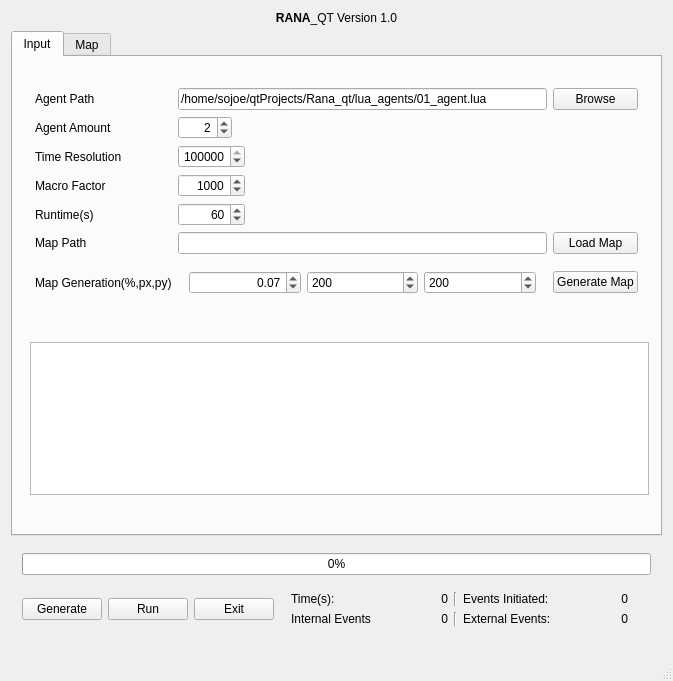
Before: the Qt Designer form mainwindow.ui in sojoe02/RANA, drawn with Qt 5.
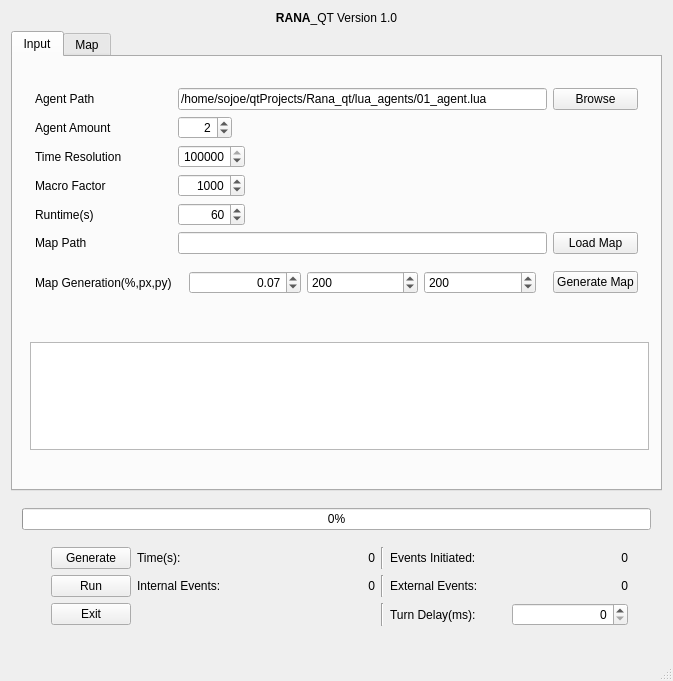
After: the same form once the commit is applied. The open tabs and pages were chosen to show the change.

Commit message: Added the ability to delay every macrostep by a given number of microseconds, which is adjustable via a spinbox

```diff
--- a/mainwindow.ui
+++ b/mainwindow.ui
@@ -354,26 +354,14 @@
        </sizepolicy>
       </property>
       <layout class="QGridLayout" name="gridLayout_3">
-       <item row="6" column="3">
-        <widget class="QPushButton" name="exitButton">
-         <property name="sizePolicy">
-          <sizepolicy hsizetype="Fixed" vsizetype="Fixed">
-           <horstretch>0</horstretch>
-           <verstretch>0</verstretch>
-          </sizepolicy>
-         </property>
-         <property name="minimumSize">
-          <size>
-           <width>0</width>
-           <height>0</height>
-          </size>
-         </property>
-         <property name="text">
-          <string>Exit</string>
+       <item row="1" column="1" colspan="6">
+        <widget class="QProgressBar" name="progressBar">
+         <property name="value">
+          <number>0</number>
          </property>
         </widget>
        </item>
-       <item row="6" column="4">
+       <item row="7" column="4">
         <widget class="QWidget" name="widget_4" native="true">
          <property name="sizePolicy">
           <sizepolicy hsizetype="Expanding" vsizetype="Fixed">
@@ -388,38 +376,62 @@
           </size>
          </property>
          <layout class="QGridLayout" name="gridLayout">
-          <item row="0" column="3">
-           <widget class="QLabel" name="label_20">
-            <property name="text">
-             <string>Events Initiated:</string>
-            </property>
-           </widget>
-          </item>
-          <item row="0" column="4">
-           <widget class="QLabel" name="label_status2">
-            <property name="text">
-             <string>0</string>
-            </property>
-            <property name="alignment">
-             <set>Qt::AlignRight|Qt::AlignTrailing|Qt::AlignVCenter</set>
-            </property>
-           </widget>
-          </item>
-          <item row="0" column="0">
+          <item row="0" column="2">
            <widget class="QLabel" name="label_8">
             <property name="text">
              <string>Time(s):</string>
             </property>
            </widget>
           </item>
-          <item row="1" column="3">
+          <item row="0" column="4">
+           <widget class="Line" name="line_2">
+            <property name="orientation">
+             <enum>Qt::Vertical</enum>
+            </property>
+           </widget>
+          </item>
+          <item row="1" column="5">
            <widget class="QLabel" name="label_15">
             <property name="text">
              <string>External Events:</string>
             </property>
            </widget>
           </item>
+          <item row="0" column="6">
+           <widget class="QLabel" name="label_status2">
+            <property name="text">
+             <string>0</string>
+            </property>
+            <property name="alignment">
+             <set>Qt::AlignRight|Qt::AlignTrailing|Qt::AlignVCenter</set>
+            </property>
+           </widget>
+          </item>
+          <item row="0" column="3">
+           <widget class="QLabel" name="label_status1">
+            <property name="text">
+             <string>0</string>
+            </property>
+            <property name="alignment">
+             <set>Qt::AlignRight|Qt::AlignTrailing|Qt::AlignVCenter</set>
+            </property>
+           </widget>
+          </item>
           <item row="1" column="4">
+           <widget class="Line" name="line_3">
+            <property name="orientation">
+             <enum>Qt::Vertical</enum>
+            </property>
+           </widget>
+          </item>
+          <item row="0" column="5">
+           <widget class="QLabel" name="label_20">
+            <property name="text">
+             <string>Events Initiated:</string>
+            </property>
+           </widget>
+          </item>
+          <item row="1" column="6">
            <widget class="QLabel" name="label_status4">
             <property name="text">
              <string>0</string>
@@ -429,14 +441,7 @@
             </property>
            </widget>
           </item>
-          <item row="1" column="0">
-           <widget class="QLabel" name="label_3">
-            <property name="text">
-             <string>Internal Events</string>
-            </property>
-           </widget>
-          </item>
-          <item row="1" column="1">
+          <item row="1" column="3">
            <widget class="QLabel" name="label_status3">
             <property name="text">
              <string>0</string>
@@ -446,66 +451,88 @@
             </property>
            </widget>
           </item>
-          <item row="0" column="1">
-           <widget class="QLabel" name="label_status1">
-            <property name="text">
-             <string>0</string>
-            </property>
-            <property name="alignment">
-             <set>Qt::AlignRight|Qt::AlignTrailing|Qt::AlignVCenter</set>
-            </property>
-           </widget>
-          </item>
-          <item row="0" column="2">
-           <widget class="Line" name="line_2">
-            <property name="orientation">
-             <enum>Qt::Vertical</enum>
-            </property>
-           </widget>
-          </item>
           <item row="1" column="2">
-           <widget class="Line" name="line_3">
+           <widget class="QLabel" name="label_3">
+            <property name="text">
+             <string>Internal Events:</string>
+            </property>
+           </widget>
+          </item>
+          <item row="2" column="6">
+           <widget class="QSpinBox" name="delaySpinBox">
+            <property name="alignment">
+             <set>Qt::AlignRight|Qt::AlignTrailing|Qt::AlignVCenter</set>
+            </property>
+            <property name="maximum">
+             <number>10000</number>
+            </property>
+            <property name="singleStep">
+             <number>100</number>
+            </property>
+           </widget>
+          </item>
+          <item row="2" column="4">
+           <widget class="Line" name="line_4">
             <property name="orientation">
              <enum>Qt::Vertical</enum>
             </property>
            </widget>
           </item>
+          <item row="2" column="5">
+           <widget class="QLabel" name="label_9">
+            <property name="text">
+             <string>Turn Delay(ms):</string>
+            </property>
+           </widget>
+          </item>
+          <item row="0" column="1">
+           <widget class="QPushButton" name="generateButton">
+            <property name="sizePolicy">
+             <sizepolicy hsizetype="Fixed" vsizetype="Fixed">
+              <horstretch>0</horstretch>
+              <verstretch>0</verstretch>
+             </sizepolicy>
+            </property>
+            <property name="text">
+             <string>Generate</string>
+            </property>
+           </widget>
+          </item>
+          <item row="1" column="1">
+           <widget class="QPushButton" name="runButton">
+            <property name="sizePolicy">
+             <sizepolicy hsizetype="Fixed" vsizetype="Fixed">
+              <horstretch>0</horstretch>
+              <verstretch>0</verstretch>
+             </sizepolicy>
+            </property>
+            <property name="text">
+             <string>Run</string>
+            </property>
+           </widget>
+          </item>
+          <item row="2" column="1">
+           <widget class="QPushButton" name="exitButton">
+            <property name="sizePolicy">
+             <sizepolicy hsizetype="Fixed" vsizetype="Fixed">
+              <horstretch>0</horstretch>
+              <verstretch>0</verstretch>
+             </sizepolicy>
+            </property>
+            <property name="minimumSize">
+             <size>
+              <width>0</width>
+              <height>0</height>
+             </size>
+            </property>
+            <property name="text">
+             <string>Exit</string>
+            </property>
+           </widget>
+          </item>
          </layout>
         </widget>
        </item>
-       <item row="1" column="1" colspan="6">
-        <widget class="QProgressBar" name="progressBar">
-         <property name="value">
-          <number>0</number>
-         </property>
-        </widget>
-       </item>
-       <item row="6" column="1">
-        <widget class="QPushButton" name="generateButton">
-         <property name="sizePolicy">
-          <sizepolicy hsizetype="Fixed" vsizetype="Fixed">
-           <horstretch>0</horstretch>
-           <verstretch>0</verstretch>
-          </sizepolicy>
-         </property>
-         <property name="text">
-          <string>Generate</string>
-         </property>
-        </widget>
-       </item>
-       <item row="6" column="2">
-        <widget class="QPushButton" name="runButton">
-         <property name="sizePolicy">
-          <sizepolicy hsizetype="Fixed" vsizetype="Fixed">
-           <horstretch>0</horstretch>
-           <verstretch>0</verstretch>
-          </sizepolicy>
-         </property>
-         <property name="text">
-          <string>Run</string>
-         </property>
-        </widget>
-       </item>
       </layout>
      </widget>
     </item>
```
Left out of the diff: 2 changed lines with no effect on the pictures. The commit also changes 7 other files.
